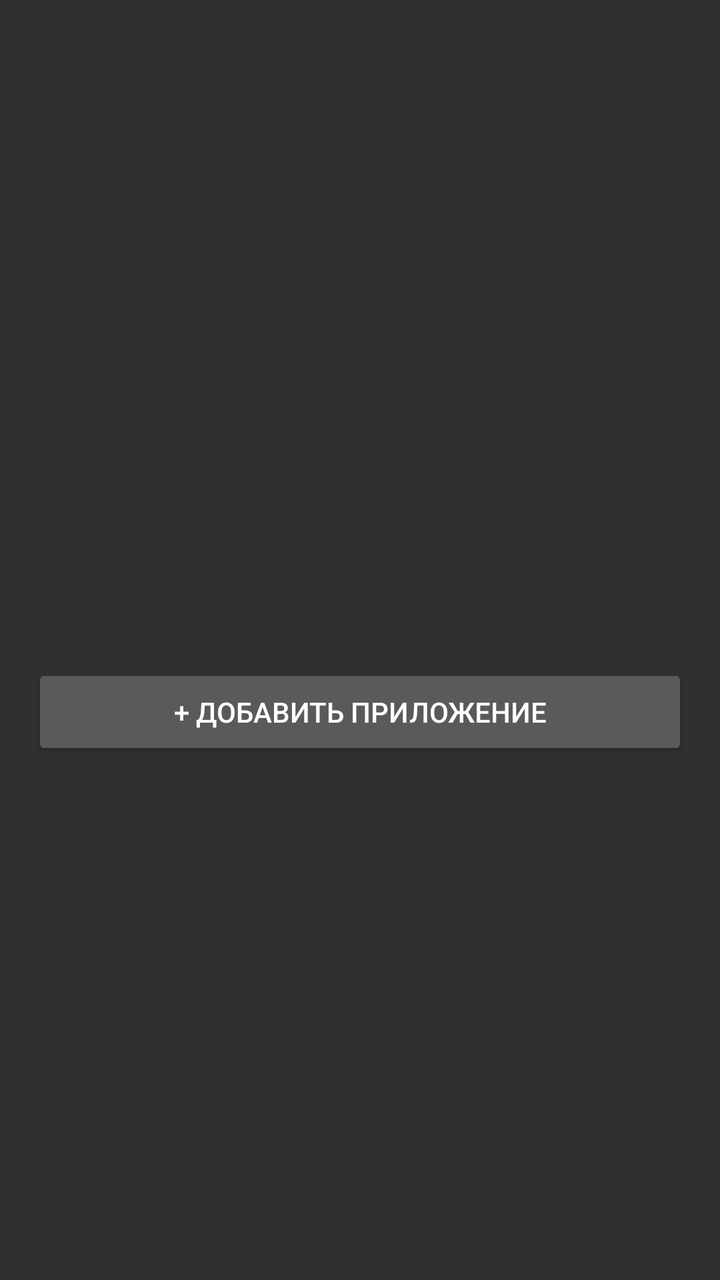
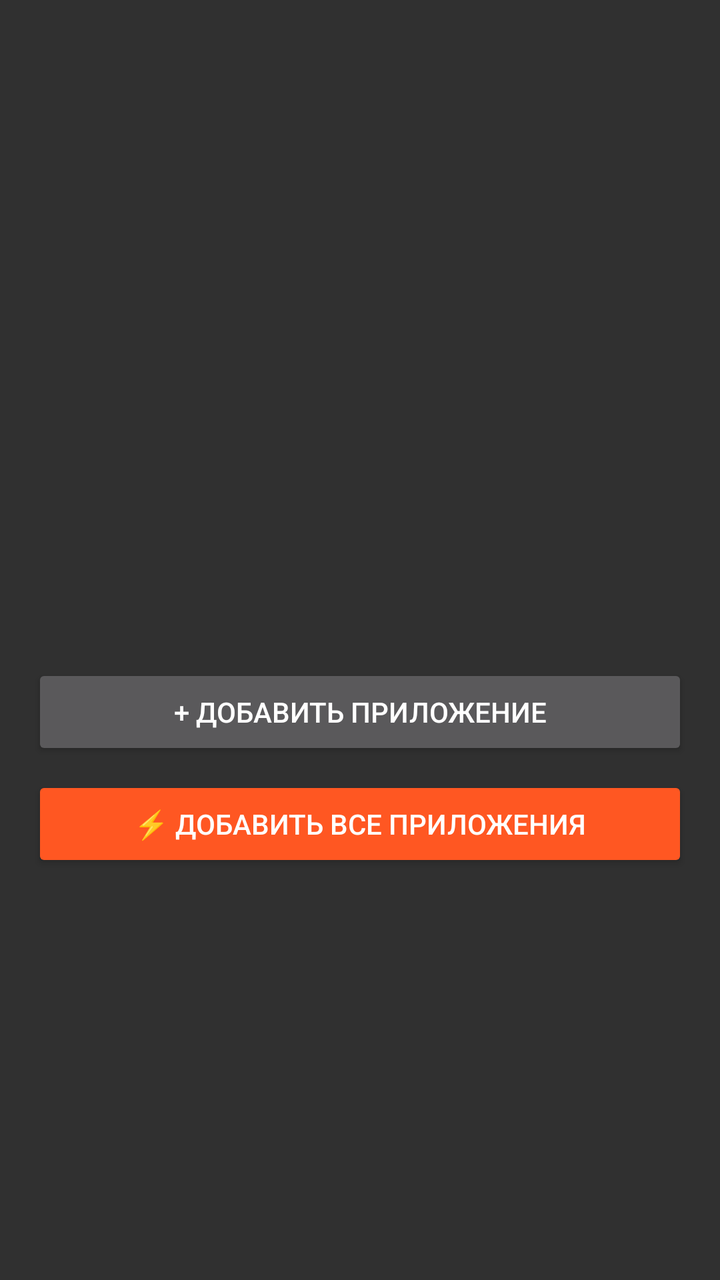

Screens rendered from an Android XML layout before and after an edit, with the pre-edit source and the edit as a unified diff.
<!-- AndroidManifest.xml: application theme Theme.StrictHabitsApp -->
<!-- res/layout/dialog_blocked_apps.xml -->
<?xml version="1.0" encoding="utf-8"?>
<LinearLayout xmlns:android="http://schemas.android.com/apk/res/android"
    android:layout_width="match_parent"
    android:layout_height="wrap_content"
    android:orientation="vertical"
    android:padding="16dp">

    <androidx.recyclerview.widget.RecyclerView
        android:id="@+id/blockedAppsRecycler"
        android:layout_width="match_parent"
        android:layout_height="300dp"
        android:layout_marginBottom="16dp" />

    <Button
        android:id="@+id/btnAddBlockedApp"
        android:layout_width="match_parent"
        android:layout_height="wrap_content"
        android:text="+ Добавить приложение"
        android:textSize="14sp" />

</LinearLayout>
<!-- resources referenced by this layout -->
<resources>
  <style name="Theme.StrictHabitsApp" parent="Theme.AppCompat.NoActionBar">
          <item name="colorPrimary">#D32F2F</item>
          <item name="colorPrimaryDark">#B71C1C</item>
          <item name="colorAccent">#FF9800</item>
      </style>
</resources>

<!-- the commit's change to res/layout/dialog_blocked_apps.xml (unified diff, before → after) -->
@@ -16,6 +16,15 @@
         android:layout_width="match_parent"
         android:layout_height="wrap_content"
         android:text="+ Добавить приложение"
-        android:textSize="14sp" />
+        android:textSize="14sp"
+        android:layout_marginBottom="8dp" />
+
+    <Button
+        android:id="@+id/btnAddAllApps"
+        android:layout_width="match_parent"
+        android:layout_height="wrap_content"
+        android:text="⚡ Добавить ВСЕ приложения"
+        android:textSize="14sp"
+        android:backgroundTint="#FF5722" />
 
 </LinearLayout>
